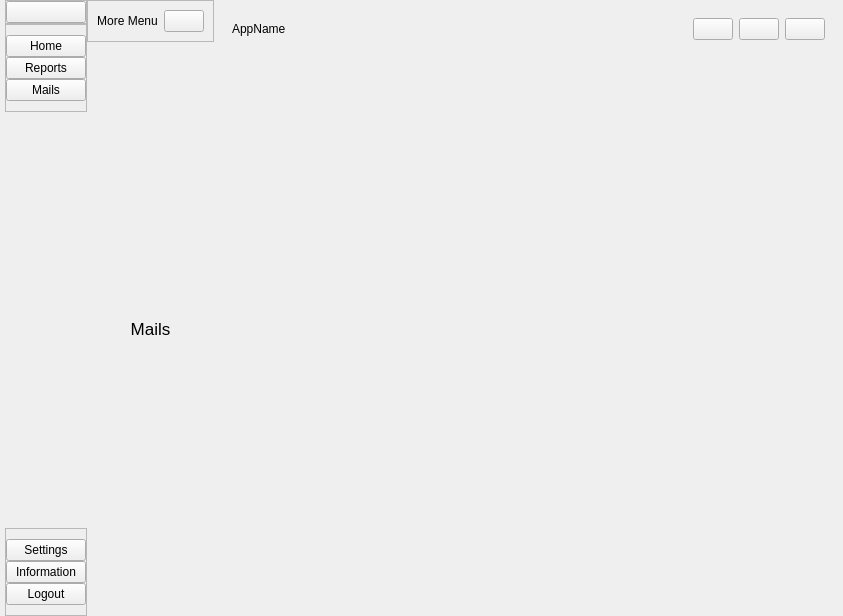
First picture: the form in uis/dashboard.ui, repository OldResolution/Python-Mini_Project, before the edit.
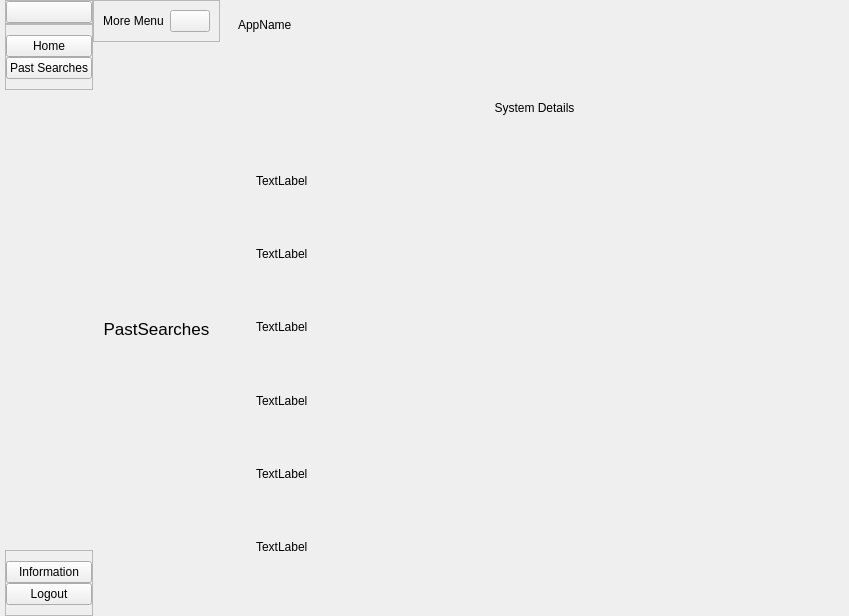
Second picture: the form after the edit. The open tabs and pages were chosen to show the change. Icons and pictures are not drawn.

Commit message:
login and dashboard
basic skeleton

```diff
--- a/uis/dashboard.ui
+++ b/uis/dashboard.ui
@@ -6,7 +6,7 @@
    <rect>
     <x>0</x>
     <y>0</y>
-    <width>843</width>
+    <width>849</width>
     <height>616</height>
    </rect>
   </property>
@@ -148,6 +148,12 @@
              </property>
              <item>
               <widget class="QPushButton" name="Homebutton">
+               <property name="sizePolicy">
+                <sizepolicy hsizetype="Minimum" vsizetype="Fixed">
+                 <horstretch>0</horstretch>
+                 <verstretch>0</verstretch>
+                </sizepolicy>
+               </property>
                <property name="toolTip">
                 <string>Home</string>
                </property>
@@ -170,36 +176,16 @@
               </widget>
              </item>
              <item>
-              <widget class="QPushButton" name="Reportsbutton">
+              <widget class="QPushButton" name="SettingsButton">
                <property name="toolTip">
-                <string>Reports</string>
+                <string>Go to Settings</string>
                </property>
                <property name="text">
-                <string>Reports</string>
+                <string>Past Searches</string>
                </property>
                <property name="icon">
                 <iconset resource="../Qss/icons/_icons.qrc">
-                 <normaloff>:/feather/icons/feather/file-text.png</normaloff>:/feather/icons/feather/file-text.png</iconset>
-               </property>
-               <property name="iconSize">
-                <size>
-                 <width>24</width>
-                 <height>24</height>
-                </size>
-               </property>
-              </widget>
-             </item>
-             <item>
-              <widget class="QPushButton" name="MailsButton">
-               <property name="toolTip">
-                <string>Mails</string>
-               </property>
-               <property name="text">
-                <string>Mails</string>
-               </property>
-               <property name="icon">
-                <iconset resource="../Qss/icons/_icons.qrc">
-                 <normaloff>:/feather/icons/feather/inbox.png</normaloff>:/feather/icons/feather/inbox.png</iconset>
+                 <normaloff>:/feather/icons/feather/chevrons-left.png</normaloff>:/feather/icons/feather/chevrons-left.png</iconset>
                </property>
                <property name="iconSize">
                 <size>
@@ -249,26 +235,6 @@
              <property name="bottomMargin">
               <number>10</number>
              </property>
-             <item>
-              <widget class="QPushButton" name="SettingsButton">
-               <property name="toolTip">
-                <string>Go to Settings</string>
-               </property>
-               <property name="text">
-                <string>Settings</string>
-               </property>
-               <property name="icon">
-                <iconset resource="../Qss/icons/_icons.qrc">
-                 <normaloff>:/feather/icons/feather/settings.png</normaloff>:/feather/icons/feather/settings.png</iconset>
-               </property>
-               <property name="iconSize">
-                <size>
-                 <width>24</width>
-                 <height>24</height>
-                </size>
-               </property>
-              </widget>
-             </item>
              <item>
               <widget class="QPushButton" name="InfoButton">
                <property name="toolTip">
@@ -396,38 +362,19 @@
           <item>
            <widget class="QStackedWidget" name="stackedWidget">
             <property name="currentIndex">
-             <number>1</number>
+             <number>0</number>
             </property>
-            <widget class="QWidget" name="page">
-             <layout class="QVBoxLayout" name="verticalLayout_7">
-              <item>
-               <widget class="QLabel" name="Mails">
-                <property name="font">
-                 <font>
-                  <pointsize>13</pointsize>
-                 </font>
-                </property>
-                <property name="text">
-                 <string>Mails</string>
-                </property>
-                <property name="alignment">
-                 <set>Qt::AlignCenter</set>
-                </property>
-               </widget>
-              </item>
-             </layout>
-            </widget>
             <widget class="QWidget" name="page_2">
              <layout class="QVBoxLayout" name="verticalLayout_8">
               <item>
-               <widget class="QLabel" name="Settings">
+               <widget class="QLabel" name="PastSearches">
                 <property name="font">
                  <font>
                   <pointsize>13</pointsize>
                  </font>
                 </property>
                 <property name="text">
-                 <string>Settings</string>
+                 <string>PastSearches</string>
                 </property>
                 <property name="alignment">
                  <set>Qt::AlignCenter</set>
@@ -524,63 +471,6 @@
             </layout>
            </widget>
           </item>
-          <item alignment="Qt::AlignRight">
-           <widget class="QWidget" name="widget" native="true">
-            <property name="sizePolicy">
-             <sizepolicy hsizetype="Preferred" vsizetype="Fixed">
-              <horstretch>0</horstretch>
-              <verstretch>0</verstretch>
-             </sizepolicy>
-            </property>
-            <layout class="QHBoxLayout" name="horizontalLayout_11">
-             <item>
-              <widget class="QPushButton" name="pushButton_5">
-               <property name="text">
-                <string/>
-               </property>
-               <property name="icon">
-                <iconset resource="../Qss/icons/_icons.qrc">
-                 <normaloff>:/feather/icons/feather/window_minimize.png</normaloff>:/feather/icons/feather/window_minimize.png</iconset>
-               </property>
-              </widget>
-             </item>
-             <item>
-              <widget class="QPushButton" name="pushButton_4">
-               <property name="text">
-                <string/>
-               </property>
-               <property name="icon">
-                <iconset resource="../Qss/icons/_icons.qrc">
-                 <normaloff>:/feather/icons/feather/square.png</normaloff>:/feather/icons/feather/square.png</iconset>
-               </property>
-              </widget>
-             </item>
-             <item>
-              <widget class="QPushButton" name="pushButton_3">
-               <property name="sizePolicy">
-                <sizepolicy hsizetype="Minimum" vsizetype="Preferred">
-                 <horstretch>0</horstretch>
-                 <verstretch>0</verstretch>
-                </sizepolicy>
-               </property>
-               <property name="minimumSize">
-                <size>
-                 <width>0</width>
-                 <height>10</height>
-                </size>
-               </property>
-               <property name="text">
-                <string/>
-               </property>
-               <property name="icon">
-                <iconset resource="../Qss/icons/_icons.qrc">
-                 <normaloff>:/feather/icons/feather/x.png</normaloff>:/feather/icons/feather/x.png</iconset>
-               </property>
-              </widget>
-             </item>
-            </layout>
-           </widget>
-          </item>
          </layout>
         </widget>
        </item>
@@ -593,7 +483,7 @@
              <number>0</number>
             </property>
             <widget class="QWidget" name="HomeMain">
-             <layout class="QVBoxLayout" name="verticalLayout_14">
+             <layout class="QVBoxLayout" name="verticalLayout_7">
               <item>
                <widget class="QWidget" name="headerContainer" native="true">
                 <property name="sizePolicy">
@@ -688,7 +578,7 @@
                </widget>
               </item>
               <item>
-               <spacer name="searchBarspace">
+               <spacer name="ResultSpace">
                 <property name="orientation">
                  <enum>Qt::Vertical</enum>
                 </property>
@@ -697,8 +587,8 @@
                 </property>
                 <property name="sizeHint" stdset="0">
                  <size>
-                  <width>20</width>
-                  <height>5</height>
+                  <width>10</width>
+                  <height>10</height>
                  </size>
                 </property>
                </spacer>
@@ -744,22 +634,6 @@
                 </layout>
                </widget>
               </item>
-              <item>
-               <spacer name="tableSpace">
-                <property name="orientation">
-                 <enum>Qt::Vertical</enum>
-                </property>
-                <property name="sizeType">
-                 <enum>QSizePolicy::Fixed</enum>
-                </property>
-                <property name="sizeHint" stdset="0">
-                 <size>
-                  <width>20</width>
-                  <height>5</height>
-                 </size>
-                </property>
-               </spacer>
-              </item>
               <item>
                <widget class="QWidget" name="mainBodyContent" native="true">
                 <property name="sizePolicy">
@@ -1017,7 +891,7 @@
                </widget>
               </item>
               <item>
-               <spacer name="ResultSpace">
+               <spacer name="searchBarspace">
                 <property name="orientation">
                  <enum>Qt::Vertical</enum>
                 </property>
@@ -1026,7 +900,7 @@
                 </property>
                 <property name="sizeHint" stdset="0">
                  <size>
-                  <width>20</width>
+                  <width>10</width>
                   <height>10</height>
                  </size>
                 </property>
@@ -1071,88 +945,61 @@
               </item>
              </layout>
             </widget>
-            <widget class="QWidget" name="SettingsMain">
+            <widget class="QWidget" name="InformationMain">
              <layout class="QHBoxLayout" name="horizontalLayout_6">
               <item>
-               <widget class="QStackedWidget" name="stackedWidget_3">
-                <property name="currentIndex">
-                 <number>2</number>
-                </property>
-                <widget class="QWidget" name="CPU_info"/>
-                <widget class="QWidget" name="Sensors_info"/>
-                <widget class="QWidget" name="System_info"/>
-                <widget class="QWidget" name="Activity_info"/>
-                <widget class="QWidget" name="Network_info"/>
-                <widget class="QWidget" name="Battery_Info"/>
-                <widget class="QWidget" name="Storage_info"/>
-               </widget>
-              </item>
-             </layout>
-            </widget>
-            <widget class="QWidget" name="ReportsMain">
-             <layout class="QVBoxLayout" name="verticalLayout_15">
-              <item alignment="Qt::AlignTop">
-               <widget class="QWidget" name="PreviousSearches" native="true">
-                <layout class="QVBoxLayout" name="verticalLayout_18">
+               <widget class="QWidget" name="widget_5" native="true">
+                <layout class="QVBoxLayout" name="verticalLayout_14">
                  <item>
-                  <widget class="QTableWidget" name="tableWidget_2">
-                   <attribute name="horizontalHeaderVisible">
-                    <bool>false</bool>
-                   </attribute>
-                   <attribute name="horizontalHeaderCascadingSectionResizes">
-                    <bool>false</bool>
-                   </attribute>
-                   <attribute name="horizontalHeaderMinimumSectionSize">
-                    <number>0</number>
-                   </attribute>
-                   <attribute name="horizontalHeaderDefaultSectionSize">
-                    <number>32</number>
-                   </attribute>
-                   <attribute name="horizontalHeaderHighlightSections">
-                    <bool>false</bool>
-                   </attribute>
-                   <attribute name="horizontalHeaderShowSortIndicator" stdset="0">
-                    <bool>false</bool>
-                   </attribute>
-                   <attribute name="horizontalHeaderStretchLastSection">
-                    <bool>false</bool>
-                   </attribute>
-                   <attribute name="verticalHeaderVisible">
-                    <bool>true</bool>
-                   </attribute>
-                   <attribute name="verticalHeaderCascadingSectionResizes">
-                    <bool>false</bool>
-                   </attribute>
-                   <attribute name="verticalHeaderMinimumSectionSize">
-                    <number>0</number>
-                   </attribute>
-                   <attribute name="verticalHeaderDefaultSectionSize">
-                    <number>24</number>
-                   </attribute>
-                   <attribute name="verticalHeaderHighlightSections">
-                    <bool>true</bool>
-                   </attribute>
-                   <attribute name="verticalHeaderShowSortIndicator" stdset="0">
-                    <bool>false</bool>
-                   </attribute>
-                   <attribute name="verticalHeaderStretchLastSection">
-                    <bool>false</bool>
-                   </attribute>
+                  <widget class="QLabel" name="label_4">
+                   <property name="text">
+                    <string>System Details</string>
+                   </property>
+                   <property name="alignment">
+                    <set>Qt::AlignCenter</set>
+                   </property>
                   </widget>
                  </item>
-                </layout>
-               </widget>
-              </item>
-              <item>
-               <widget class="QWidget" name="ReportPreview" native="true">
-                <layout class="QHBoxLayout" name="horizontalLayout_18">
                  <item>
-                  <widget class="QWidget" name="widget_5" native="true">
-                   <layout class="QHBoxLayout" name="horizontalLayout_19">
-                    <item>
-                     <widget class="QGraphicsView" name="graphicsView"/>
-                    </item>
-                   </layout>
+                  <widget class="QLabel" name="label_5">
+                   <property name="text">
+                    <string>TextLabel</string>
+                   </property>
+                  </widget>
+                 </item>
+                 <item>
+                  <widget class="QLabel" name="label_6">
+                   <property name="text">
+                    <string>TextLabel</string>
+                   </property>
+                  </widget>
+                 </item>
+                 <item>
+                  <widget class="QLabel" name="label_7">
+                   <property name="text">
+                    <string>TextLabel</string>
+                   </property>
+                  </widget>
+                 </item>
+                 <item>
+                  <widget class="QLabel" name="label_8">
+                   <property name="text">
+                    <string>TextLabel</string>
+                   </property>
+                  </widget>
+                 </item>
+                 <item>
+                  <widget class="QLabel" name="label_9">
+                   <property name="text">
+                    <string>TextLabel</string>
+                   </property>
+                  </widget>
+                 </item>
+                 <item>
+                  <widget class="QLabel" name="label_10">
+                   <property name="text">
+                    <string>TextLabel</string>
+                   </property>
                   </widget>
                  </item>
                 </layout>
```
The commit also changes 11 other files.
